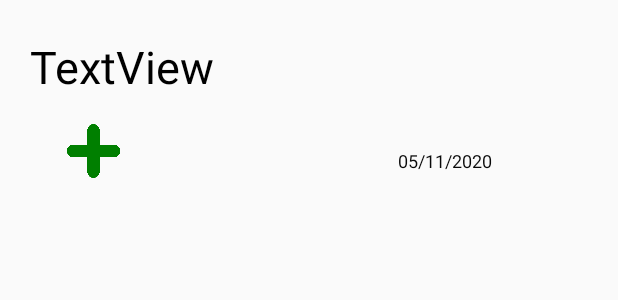
After one commit to SPEKTRE115/ZTOREME_1, an Android app: the layout item_movimiento.xml on its own in the app's theme, with its tools: preview values and no code run, on a phone screen of 412 x 824 dp. The commit adds this screen. Shown: the top 300 px of the screen. Run offline under Robolectric (Android 15) with nearby library versions, the phone set to English and light mode, and no system bars.

Commit message:
Sección de movimientos

```diff
--- /dev/null
+++ b/app/src/main/res/layout/item_movimiento.xml
@@ -0,0 +1,70 @@
+<?xml version="1.0" encoding="utf-8"?>
+<androidx.constraintlayout.widget.ConstraintLayout xmlns:android="http://schemas.android.com/apk/res/android"
+    xmlns:app="http://schemas.android.com/apk/res-auto"
+    xmlns:tools="http://schemas.android.com/tools"
+    android:layout_width="match_parent"
+    android:layout_height="wrap_content">
+
+    <TextView
+        android:id="@+id/nameProduct2"
+        android:layout_width="280dp"
+        android:layout_height="wrap_content"
+        android:layout_marginStart="20dp"
+        android:layout_marginTop="24dp"
+        android:layout_marginBottom="5dp"
+        android:text="TextView"
+        android:textColor="#000"
+        android:textSize="30dp"
+        app:layout_constraintBottom_toTopOf="@+id/precio"
+        app:layout_constraintEnd_toStartOf="@+id/stock"
+        app:layout_constraintStart_toStartOf="parent"
+        app:layout_constraintTop_toTopOf="parent" />
+
+    <ImageView
+        android:id="@+id/imageView2"
+        android:layout_width="35dp"
+        android:layout_height="41dp"
+        android:layout_marginStart="25dp"
+        android:layout_marginTop="15dp"
+        android:layout_marginEnd="25dp"
+        android:layout_marginBottom="15dp"
+        app:layout_constraintBottom_toBottomOf="parent"
+        app:layout_constraintEnd_toStartOf="@+id/cant_mov"
+        app:layout_constraintHorizontal_bias="0.242"
+        app:layout_constraintStart_toStartOf="parent"
+        app:layout_constraintTop_toBottomOf="@+id/nameProduct2"
+        app:layout_constraintVertical_bias="1.0"
+        app:srcCompat="@drawable/add_icon" />
+
+    <TextView
+        android:id="@+id/cant_mov"
+        android:layout_width="wrap_content"
+        android:layout_height="wrap_content"
+        android:layout_marginTop="24dp"
+        android:textColor="#000"
+        android:textSize="20dp"
+        app:layout_constraintBottom_toBottomOf="parent"
+        app:layout_constraintEnd_toEndOf="parent"
+        app:layout_constraintHorizontal_bias="0.399"
+        app:layout_constraintStart_toStartOf="parent"
+        app:layout_constraintTop_toBottomOf="@+id/nameProduct2"
+        app:layout_constraintVertical_bias="0.04" />
+
+    <TextView
+        android:id="@+id/fecha_text"
+        android:layout_width="wrap_content"
+        android:layout_height="wrap_content"
+        android:layout_marginStart="25dp"
+        android:layout_marginTop="20dp"
+        android:layout_marginEnd="15dp"
+        android:text="05/11/2020"
+        android:textColor="#090909"
+        android:textSize="12sp"
+        app:layout_constraintBottom_toBottomOf="parent"
+        app:layout_constraintEnd_toEndOf="parent"
+        app:layout_constraintHorizontal_bias="0.522"
+        app:layout_constraintStart_toEndOf="@+id/cant_mov"
+        app:layout_constraintTop_toBottomOf="@+id/nameProduct2"
+        app:layout_constraintVertical_bias="0.4" />
+
+</androidx.constraintlayout.widget.ConstraintLayout>
```
Also changed, not shown: app/src/main/AndroidManifest.xml (+4 -4 lines), app/src/main/java/com/example/ztoreme_1/ActivityMovimientos.kt (added, +43 -0 lines), app/src/main/java/com/example/ztoreme_1/MainActivity.kt (+12 -0 lines), app/src/main/java/com/example/ztoreme_1/MovimientosAdapter.kt (added, +38 -0 lines), app/src/main/java/com/example/ztoreme_1/basedatos/ConexionBD.kt (+72 -1 lines), app/src/main/java/com/example/ztoreme_1/productos/ActivityAgregar.kt (+8 -1 lines), app/src/main/java/com/example/ztoreme_1/productos/DetalleProducto.kt (+19 -1 lines), app/src/main/res/layout/activity_main.xml (+29 -0 lines), app/src/main/res/layout/activity_movimientos.xml (added, +57 -0 lines), app/src/main/res/layout/item_movimiento_2.xml (added, +70 -0 lines), app/src/main/res/drawable/add_icon.png (added), app/src/main/res/drawable/minus_icon.png (added), app/src/main/res/drawable/movimientos_icono.png (added).
